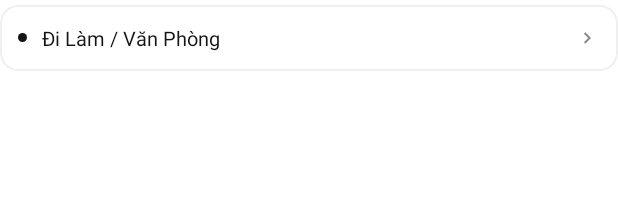
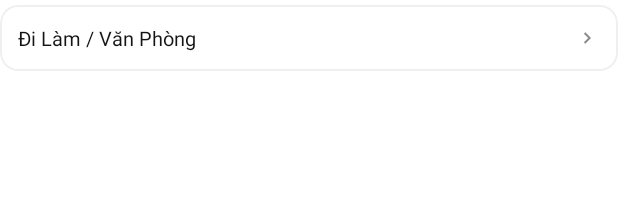
Before and after one commit to MinhQuan2309/Ecomerce, an Android app: the layout item_criteria_tile.xml on its own in the app's theme, with its tools: preview values and no code run, on a phone screen of 412 x 824 dp. Shown: the top 221 px of the screen. Run offline under Robolectric (Android 15) with nearby library versions, the phone set to English and light mode, and no system bars.

Commit message:
Bỏ dấu chấm trong ô tiêu chí ở trang Danh mục

```diff
--- a/app/src/main/res/layout/item_criteria_tile.xml
+++ b/app/src/main/res/layout/item_criteria_tile.xml
@@ -24,16 +24,10 @@
         android:paddingStart="12dp"
         android:paddingEnd="12dp">
 
-        <View
-            android:layout_width="6dp"
-            android:layout_height="6dp"
-            android:background="@drawable/bg_dot_active" />
-
         <TextView
             android:id="@+id/tvCriteriaName"
             android:layout_width="0dp"
             android:layout_height="wrap_content"
-            android:layout_marginStart="10dp"
             android:layout_weight="1"
             android:ellipsize="end"
             android:maxLines="1"
```
